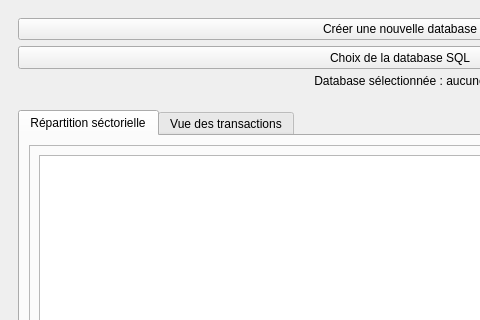
This is mainwindow.ui in hdasneves/SQL-Database-Management as Qt 5 draws it before an edit; both pictures show x 0 to 480 and y 0 to 320 of the 800 by 600 pixel window. The edited form follows.
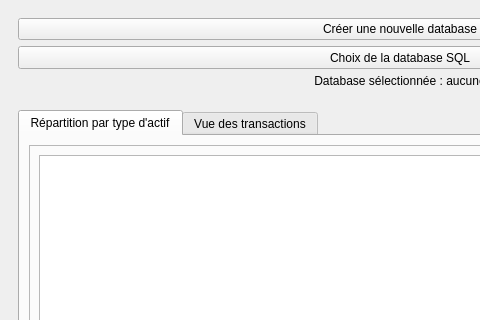
This is the edited form. Custom widgets are drawn as their Qt base class.

Patch:
```diff
--- a/mainwindow.ui
+++ b/mainwindow.ui
@@ -106,7 +106,7 @@
          </property>
          <widget class="QWidget" name="Analyse_pf">
           <attribute name="title">
-           <string>Répartition séctorielle</string>
+           <string>Répartition par type d'actif</string>
           </attribute>
           <layout class="QHBoxLayout" name="horizontalLayout_2">
            <item>
```
Left out of the diff: 6 changed lines with no effect on the pictures.
